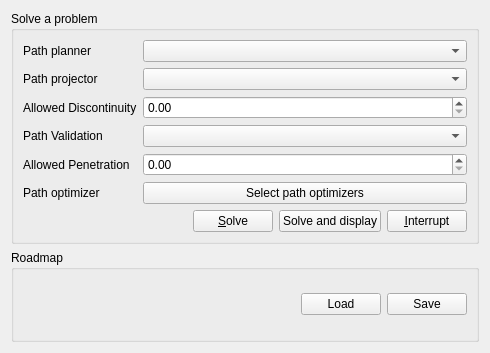
This is plugins/hppwidgetsplugin/solverwidget.ui in humanoid-path-planner/hpp-gui as Qt 5 draws it before an edit. The edited form follows.
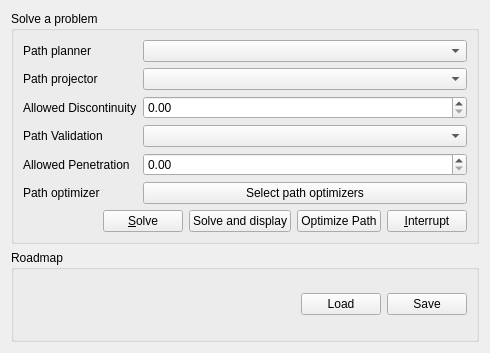
This is the edited form. Icons and pictures are not drawn.

Commit message: Add button to optimize the selected path in pathplayer

Diff of the .ui file:
```diff
--- a/plugins/hppwidgetsplugin/solverwidget.ui
+++ b/plugins/hppwidgetsplugin/solverwidget.ui
@@ -124,6 +124,13 @@
           </property>
          </widget>
         </item>
+        <item>
+         <widget class="QPushButton" name="optimizeButton">
+          <property name="text">
+           <string>Optimize Path</string>
+          </property>
+         </widget>
+        </item>
         <item>
          <widget class="QPushButton" name="pushButtonInterrupt">
           <property name="enabled">
```
The commit also changes 6 other files.
